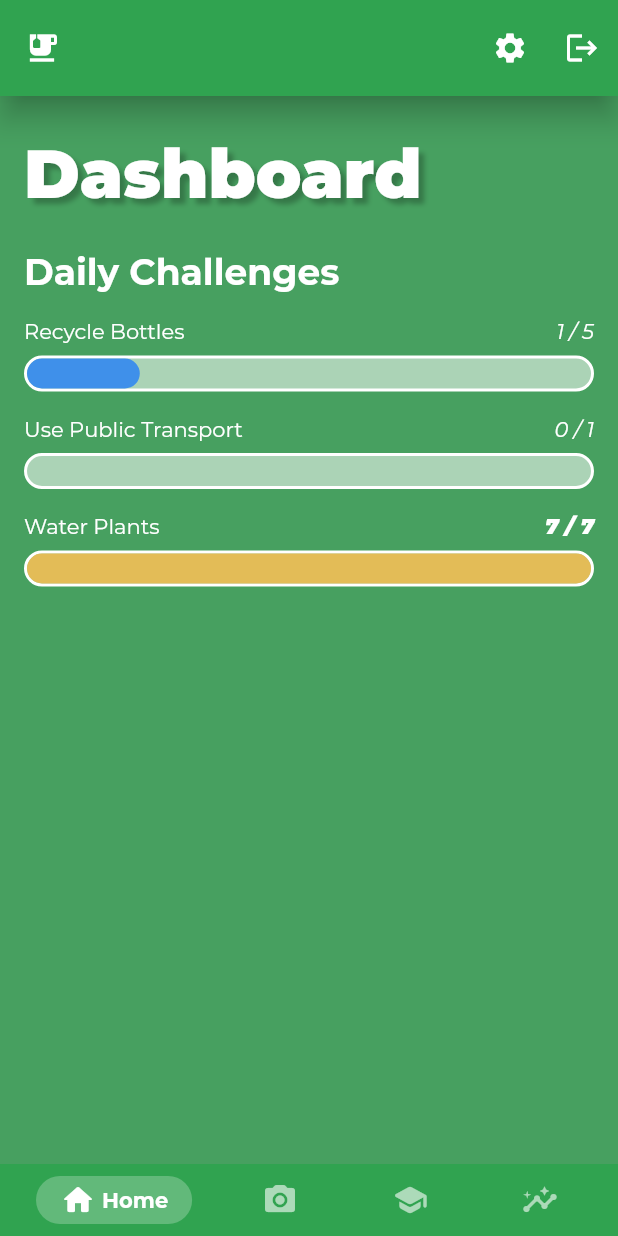
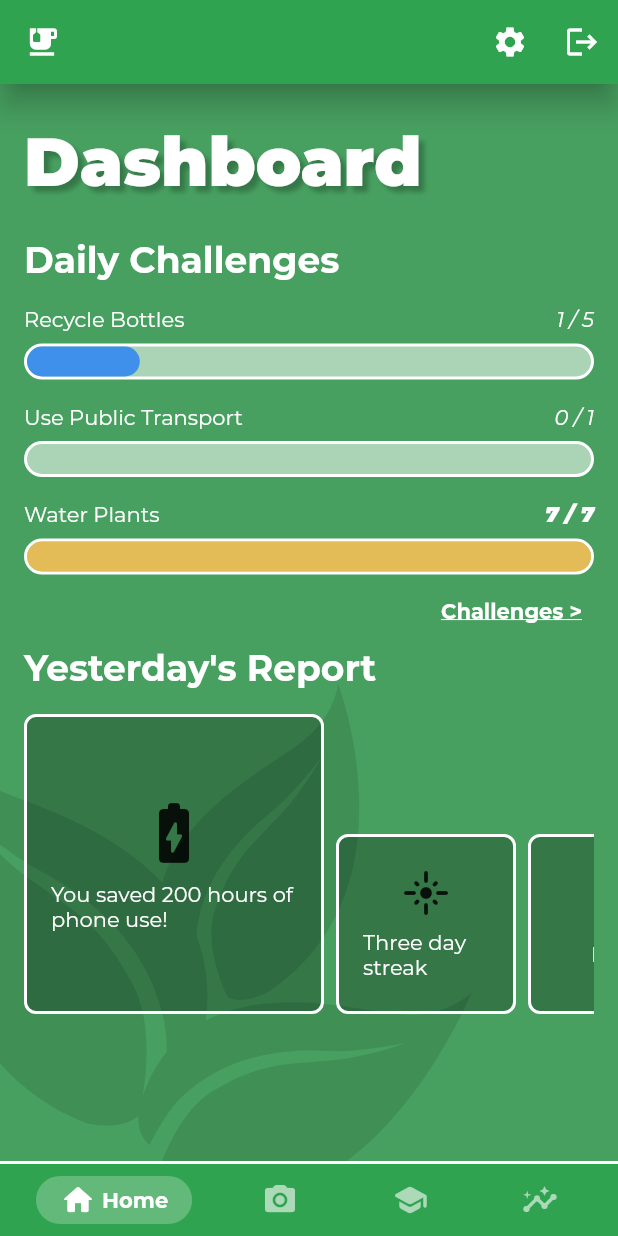
Before and after one commit to matthewyingtao/environ, a Flutter app: the screen it shows once a user with an empty profile is signed in, on a phone screen of 412 x 824 dp. Run offline on Flutter 3.47's test engine with Material 2 defaults, Android fonts, the phone set to English and light mode, and no system bars; drawn by our look-alikes of google_nav_bar; our stand-ins replace camera, cloud_firestore, firebase_auth, firebase_core, flutter_spinkit, flutter_svg and 2 more; accounts and stored records are empty.

Commit message:
Added report on dashboard

```diff
--- a/lib/screens/home/dashboard.dart
+++ b/lib/screens/home/dashboard.dart
@@ -1,24 +1,40 @@
+import 'dart:math';
+import 'package:brewcrew/shared/components/report_card.dart';
+import 'package:flutter_svg/flutter_svg.dart';
 import 'package:brewcrew/shared/components/challenge_progress_indicator.dart';
 import 'package:flutter/material.dart';
 
 class Dashboard extends StatelessWidget {
   @override
   Widget build(BuildContext context) {
-    return SingleChildScrollView(
+    return Stack(
+      children: [
+        Positioned(
+          bottom: -40,
+          left: -80,
+          child: Transform(
+            transform: Matrix4.rotationZ(pi / 12.0),
+            alignment: Alignment.center,
+            child: SvgPicture.asset(
+              "assets/leavesbg.svg",
+              color: Color.fromRGBO(0, 0, 0, 0.1),
+              height: 400,
+              width: 400,
+            ),
+          ),
+        ),
+        SingleChildScrollView(
           child: Container(
             margin: EdgeInsets.symmetric(vertical: 24.0, horizontal: 16.0),
             child: Column(
               crossAxisAlignment: CrossAxisAlignment.start,
               children: [
-            Text(
-              "Dashboard",
-              style: Theme.of(context).textTheme.headline3
-            ),
+                Text("Dashboard", style: Theme.of(context).textTheme.headline3),
                 SizedBox(height: 24.0),
                 Text(
                   "Daily Challenges",
                   textAlign: TextAlign.left,
-              style: Theme.of(context).textTheme.headline5
+                  style: Theme.of(context).textTheme.headline5,
                 ),
                 SizedBox(height: 16.0),
                 ChallengeProgressIndicator(
@@ -38,9 +54,56 @@ class Dashboard extends StatelessWidget {
                   challengeMax: 7,
                   challengeTitle: "Water Plants",
                 ),
+                Align(
+                  alignment: Alignment.topRight,
+                  child: TextButton(
+                    onPressed: () => print("hi"),
+                    child: Text(
+                      "Challenges >",
+                      style: Theme.of(context).textTheme.bodyText2.copyWith(
+                            fontWeight: FontWeight.w700,
+                            decoration: TextDecoration.underline,
+                          ),
+                    ),
+                  ),
+                ),
+                Text(
+                  "Yesterday's Report",
+                  textAlign: TextAlign.left,
+                  style: Theme.of(context).textTheme.headline5,
+                ),
+                SizedBox(height: 16.0),
+                SingleChildScrollView(
+                  physics: BouncingScrollPhysics(),
+                  scrollDirection: Axis.horizontal,
+                  child: Row(
+                    crossAxisAlignment: CrossAxisAlignment.end,
+                    children: [
+                      ReportCard(
+                        icon: Icons.battery_charging_full_rounded,
+                        body: "You saved 200 hours of phone use!",
+                        main: true,
+                      ),
+                      SizedBox(width: 8),
+                      ReportCard(
+                        icon: Icons.flare_rounded,
+                        body: "Three day streak",
+                        main: false,
+                      ),
+                      SizedBox(width: 8),
+                      ReportCard(
+                        icon: Icons.favorite_rounded,
+                        body: "Hello",
+                        main: false,
+                      ),
+                    ],
+                  ),
+                )
               ],
             ),
           ),
+        ),
+      ],
     );
   }
 }
--- a/lib/screens/home/home.dart
+++ b/lib/screens/home/home.dart
@@ -39,7 +39,6 @@ class _HomeState extends State<Home> {
         title: Icon(Icons.emoji_food_beverage),
         backgroundColor: themeDarkGreen,
         elevation: 8.0,
-        toolbarHeight: 64,
         actions: <Widget>[
           IconButton(
             icon: Icon(Icons.settings),
@@ -78,12 +77,16 @@ class _HomeState extends State<Home> {
                     }
                   },
                 ),
-
               ],
             ),
           ),
           Container(
-            color: themeDarkGreen,
+            decoration: BoxDecoration(
+              border: Border(
+                top: BorderSide(width: 2.0, color: Colors.white),
+              ),
+              color: themeDarkGreen,
+            ),
             padding: EdgeInsets.symmetric(
               horizontal: 24,
               vertical: 8,
--- /dev/null
+++ b/lib/shared/components/report_card.dart
@@ -0,0 +1,39 @@
+import 'package:flutter/material.dart';
+
+class ReportCard extends StatelessWidget {
+
+  ReportCard({this.icon, this.body, this.main});
+
+  final IconData icon;
+  final String body;
+  final bool main;
+
+
+  @override
+  Widget build(BuildContext context) {
+    return Container(
+      constraints: main ? BoxConstraints(minWidth: 100, maxWidth: 200) : BoxConstraints(minWidth: 80, maxWidth: 120),
+      decoration: BoxDecoration(
+        color: Colors.black26,
+        borderRadius: BorderRadius.circular(8.0),
+        border: Border.all(
+          color: Colors.white,
+          width: 2.0,
+        ),
+      ),
+      padding: EdgeInsets.all(16),
+      child: AspectRatio(
+        aspectRatio: 1,
+        child: Column(
+          crossAxisAlignment: CrossAxisAlignment.center,
+          mainAxisAlignment: MainAxisAlignment.center,
+          children: [
+            Icon(this.icon, size: main ? 48.0 : 32.0),
+            SizedBox(height: 8.0),
+            Text(this.body)
+          ],
+        ),
+      ),
+    );
+  }
+}
```
Also changed, not shown: lib/screens/camera/camera.dart (+4 -4 lines). Lines whose indentation alone changed are shown as unchanged.
